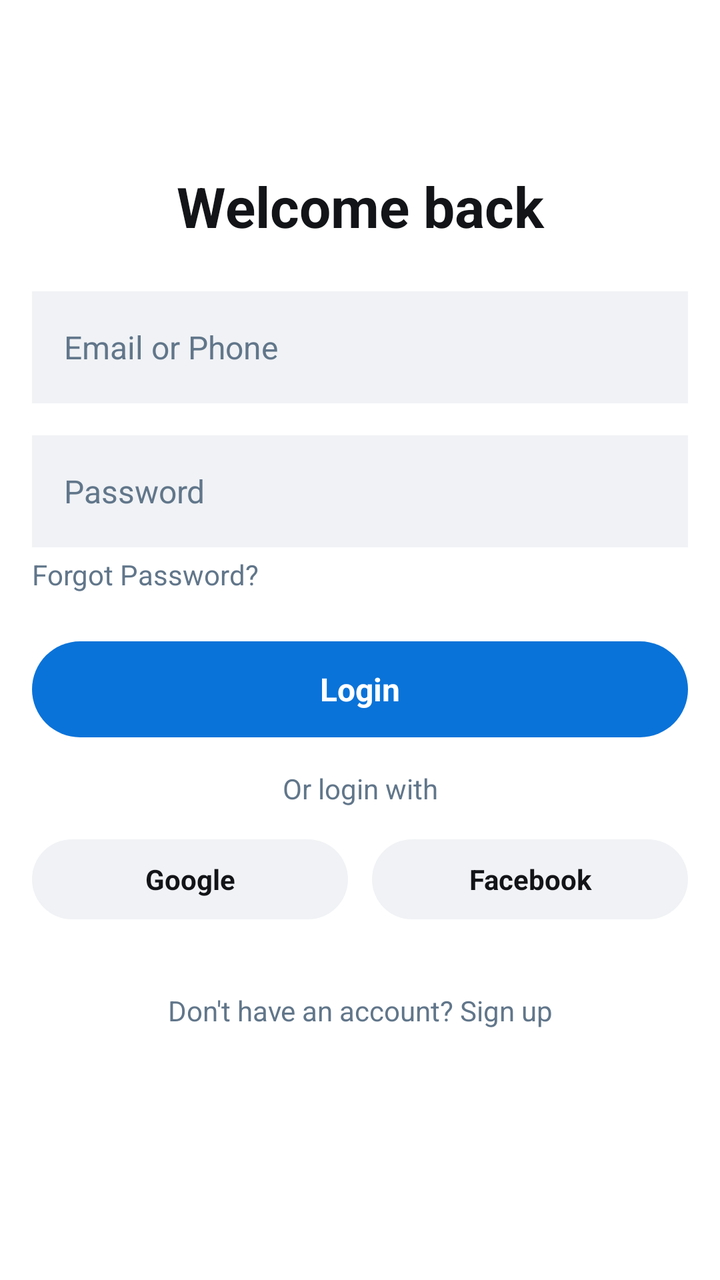
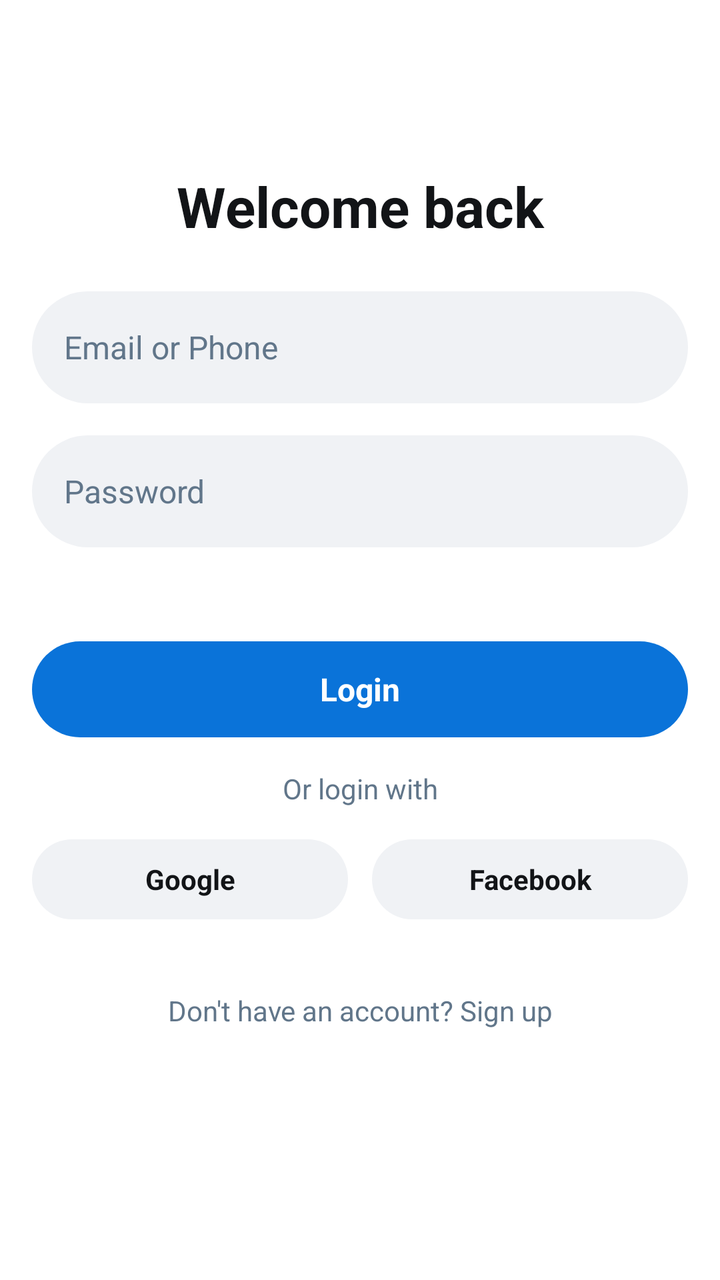

Screens rendered from an Android XML layout before and after an edit, with the pre-edit source and the edit as a unified diff.
<!-- AndroidManifest.xml: application theme Theme.Tricycle_app -->
<!-- res/layout/loginlayout.xml -->
<?xml version="1.0" encoding="utf-8"?>
<LinearLayout xmlns:android="http://schemas.android.com/apk/res/android"
    android:layout_width="match_parent"
    android:layout_height="match_parent"
    android:orientation="vertical"
    android:background="#FFFFFF"
    android:padding="16dp">

    <LinearLayout
        android:layout_width="match_parent"
        android:layout_height="wrap_content"
        android:orientation="horizontal"
        android:paddingTop="16dp"
        android:paddingBottom="8dp"
        android:gravity="center_vertical">

        <TextView
            android:layout_width="match_parent"
            android:layout_height="wrap_content"
            android:gravity="center"
            android:textColor="#121417"
            android:textSize="18sp"
            android:textStyle="bold" />
    </LinearLayout>

    <TextView
        android:layout_width="match_parent"
        android:layout_height="wrap_content"
        android:layout_marginTop="20dp"
        android:layout_marginBottom="24dp"
        android:gravity="center"
        android:text="Welcome back"
        android:textColor="#121417"
        android:textSize="28sp"
        android:textStyle="bold" />

    <LinearLayout
        android:layout_width="match_parent"
        android:layout_height="wrap_content"
        android:layout_marginBottom="16dp">
        <EditText
            android:id="@+id/etUsername"
            android:layout_width="match_parent"
            android:layout_height="56dp"
            android:background="#F0F2F5"
            android:hint="Email or Phone"
            android:textColorHint="#61768A"
            android:textColor="#121417"
            android:textSize="16sp"
            android:paddingStart="16dp"
            android:paddingEnd="16dp"
            android:inputType="text"
            android:maxLines="1"/>
    </LinearLayout>

    <LinearLayout
        android:layout_width="match_parent"
        android:layout_height="wrap_content"
        android:layout_marginBottom="4dp">
        <EditText
            android:id="@+id/etPassword"
            android:layout_width="match_parent"
            android:layout_height="56dp"
            android:background="#F0F2F5"
            android:hint="Password"
            android:textColorHint="#61768A"
            android:textColor="#121417"
            android:textSize="16sp"
            android:paddingStart="16dp"
            android:paddingEnd="16dp"
            android:inputType="textPassword"
            android:maxLines="1"/>
    </LinearLayout>

    <TextView
        android:layout_width="match_parent"
        android:layout_height="wrap_content"
        android:text="Forgot Password?"
        android:textSize="14sp"
        android:textColor="#61768A"
        android:layout_marginBottom="24dp"/>

    <LinearLayout
        android:layout_width="match_parent"
        android:layout_height="wrap_content"
        android:layout_marginBottom="16dp">

        <TextView
            android:id="@+id/btnLogin"
            android:layout_width="match_parent"
            android:layout_height="48dp"
            android:background="@drawable/bg_pill_blue"
            android:clickable="true"
            android:focusable="true"
            android:gravity="center"
            android:text="Login"
            android:textColor="#FFFFFF"
            android:textSize="16sp"
            android:textStyle="bold" />
    </LinearLayout>

    <TextView
        android:layout_width="match_parent"
        android:layout_height="wrap_content"
        android:text="Or login with"
        android:gravity="center"
        android:textSize="14sp"
        android:textColor="#61768A"
        android:layout_marginBottom="16dp"/>

    <LinearLayout
        android:layout_width="match_parent"
        android:layout_height="wrap_content"
        android:orientation="horizontal"
        android:layout_marginBottom="24dp">

        <TextView
            android:id="@+id/btnGoogle"
            android:layout_width="0dp"
            android:layout_height="40dp"
            android:layout_weight="1"
            android:background="@drawable/bg_pill_grey"
            android:clickable="true"
            android:focusable="true"
            android:gravity="center"
            android:text="Google"
            android:textColor="#121417"
            android:textSize="14sp"
            android:textStyle="bold" />

        <View
            android:layout_width="12dp"
            android:layout_height="match_parent"/>

        <TextView
            android:id="@+id/btnFacebook"
            android:layout_width="0dp"
            android:layout_height="40dp"
            android:layout_weight="1"
            android:background="@drawable/bg_pill_grey"
            android:clickable="true"
            android:focusable="true"
            android:gravity="center"
            android:text="Facebook"
            android:textColor="#121417"
            android:textSize="14sp"
            android:textStyle="bold" />

    </LinearLayout>

    <TextView
        android:id="@+id/tvSignUp"
        android:layout_width="match_parent"
        android:layout_height="wrap_content"
        android:text="Don't have an account? Sign up"
        android:gravity="center"
        android:textSize="14sp"
        android:textColor="#61768A"
        android:clickable="true"
        android:focusable="true"
        android:padding="12dp"/>

    <View
        android:layout_width="match_parent"
        android:layout_height="20dp"/>

</LinearLayout>
<!-- resources referenced by this layout -->
<resources>
  <!-- drawable bg_pill_blue (drawable) -->
  <?xml version="1.0" encoding="utf-8"?>
  <shape xmlns:android="http://schemas.android.com/apk/res/android"
      android:shape="rectangle">
      <solid android:color="#0A73D9" /> <corners android:radius="100dp" /> </shape>
  <!-- drawable bg_pill_grey (drawable) -->
  <?xml version="1.0" encoding="utf-8"?>
  <shape xmlns:android="http://schemas.android.com/apk/res/android"
      android:shape="rectangle">
      <solid android:color="#F0F2F5" /> <corners android:radius="100dp" />
  </shape>
  <style name="Theme.Tricycle_app" parent="Base.Theme.Tricycle_app" />
  <style name="Base.Theme.Tricycle_app" parent="Theme.Material3.DayNight.NoActionBar">
          
          
      </style>
</resources>

<!-- the commit's change to res/layout/loginlayout.xml (unified diff, before → after) -->
@@ -38,44 +38,47 @@
         android:layout_width="match_parent"
         android:layout_height="wrap_content"
         android:layout_marginBottom="16dp">
+
         <EditText
             android:id="@+id/etUsername"
             android:layout_width="match_parent"
             android:layout_height="56dp"
-            android:background="#F0F2F5"
+            android:background="@drawable/bg_pill_grey"
             android:hint="Email or Phone"
-            android:textColorHint="#61768A"
-            android:textColor="#121417"
-            android:textSize="16sp"
+            android:inputType="text"
+            android:maxLines="1"
             android:paddingStart="16dp"
             android:paddingEnd="16dp"
-            android:inputType="text"
-            android:maxLines="1"/>
+            android:textColor="#121417"
+            android:textColorHint="#61768A"
+            android:textSize="16sp" />
     </LinearLayout>
 
     <LinearLayout
         android:layout_width="match_parent"
         android:layout_height="wrap_content"
-        android:layout_marginBottom="4dp">
+        android:layout_marginBottom="4dp"
+        android:orientation="vertical">
+
         <EditText
             android:id="@+id/etPassword"
             android:layout_width="match_parent"
             android:layout_height="56dp"
-            android:background="#F0F2F5"
+            android:background="@drawable/bg_pill_grey"
             android:hint="Password"
-            android:textColorHint="#61768A"
-            android:textColor="#121417"
-            android:textSize="16sp"
+            android:inputType="textPassword"
+            android:maxLines="1"
             android:paddingStart="16dp"
             android:paddingEnd="16dp"
-            android:inputType="textPassword"
-            android:maxLines="1"/>
+            android:textColor="#121417"
+            android:textColorHint="#61768A"
+            android:textSize="16sp" />
     </LinearLayout>
 
     <TextView
         android:layout_width="match_parent"
         android:layout_height="wrap_content"
-        android:text="Forgot Password?"
+        android:text=""
         android:textSize="14sp"
         android:textColor="#61768A"
         android:layout_marginBottom="24dp"/>
